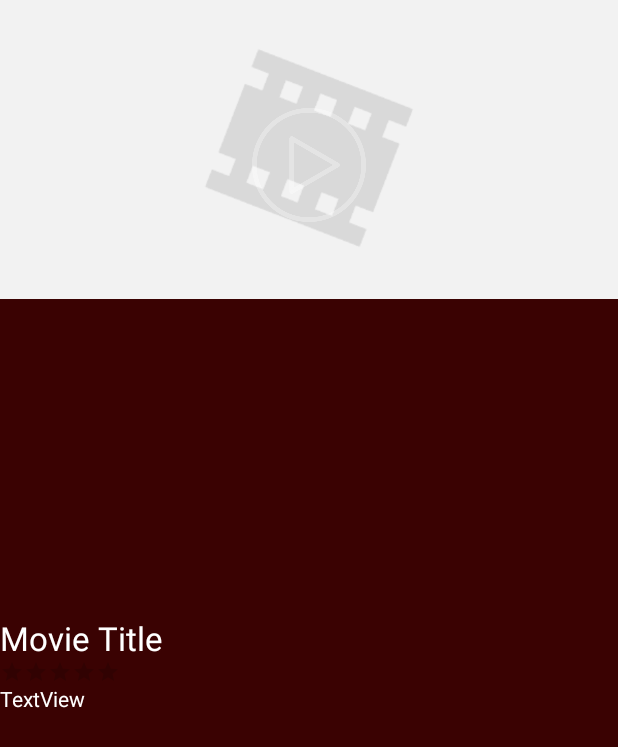
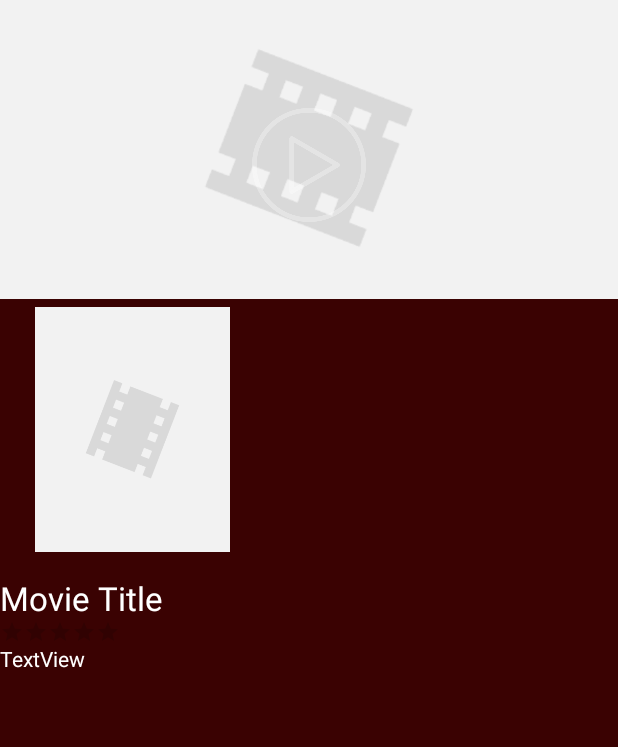
Before and after one commit to Sam-CodePath/Flixster, an Android app: the MovieDetailsActivity screen opened directly, with no data from a screen before it, on a phone screen of 412 x 824 dp. Shown: the top 747 px of the screen. Run offline under Robolectric (Android 15) with nearby library versions, the phone set to English and light mode, and no system bars; libraries missing offline, so code that uses them is left out: jp.wasabeef.glide, org.parceler; pictures from the network do not load; 7 statements that could not run were skipped.

Commit message:
fix design for movie focus page

```diff
--- a/app/src/main/java/com/example/flixster/adapters/MovieDetailsActivity.java
+++ b/app/src/main/java/com/example/flixster/adapters/MovieDetailsActivity.java
@@ -31,6 +31,7 @@ public class MovieDetailsActivity extends AppCompatActivity {
     TextView tvOverview;
     RatingBar rbVoteAverage;
     ImageView ivLargeBG;
+    ImageView ivPoster;
 
     @Override
     protected void onCreate(Bundle savedInstanceState) {
@@ -49,6 +50,7 @@ public class MovieDetailsActivity extends AppCompatActivity {
         tvOverview = (TextView) findViewById(R.id.tvOverview);
         rbVoteAverage = (RatingBar) findViewById(R.id.rbVoteAverage);
         ivLargeBG = (ImageView) findViewById(R.id.ivLargeBG);
+        ivPoster = (ImageView) findViewById(R.id.ivPoster);
 
         // unwrap the movie passed in via intent, using its simple name as a key
         movie = (Movie) Parcels.unwrap(getIntent().getParcelableExtra(Movie.class.getSimpleName()));
@@ -62,9 +64,14 @@ public class MovieDetailsActivity extends AppCompatActivity {
         float voteAverage = movie.getVoteAverage().floatValue();
         rbVoteAverage.setRating(voteAverage = voteAverage > 0 ? voteAverage / 2.0f : voteAverage);
 
-        String imageUrl = movie.getPosterPath();
+        String imageUrl = movie.getBackdropPath();
         int placeHolderID = R.drawable.flicks_backdrop_placeholder;
         Glide.with(this).load(imageUrl).placeholder(placeHolderID).into(ivLargeBG);
 
+        // ivPoster
+        String posterUrl = movie.getPosterPath();
+        int posterPlaceholderID = R.drawable.flicks_movie_placeholder;
+        Glide.with(this).load(posterUrl).placeholder(posterPlaceholderID).into(ivPoster);
+
     }
 }
--- a/app/src/main/res/layout/activity_movie_details.xml
+++ b/app/src/main/res/layout/activity_movie_details.xml
@@ -22,14 +22,14 @@
         android:id="@+id/tvTitle"
         android:layout_width="wrap_content"
         android:layout_height="wrap_content"
-        android:layout_below="@+id/imageView"
+        android:layout_below="@+id/ivPoster"
         android:layout_alignParentStart="true"
         android:layout_alignParentLeft="true"
         android:layout_alignParentEnd="true"
         android:layout_alignParentRight="true"
         android:layout_marginStart="0dp"
         android:layout_marginLeft="0dp"
-        android:layout_marginTop="-413dp"
+        android:layout_marginTop="-440dp"
         android:layout_marginEnd="4dp"
         android:layout_marginRight="4dp"
         android:text="Movie Title"
@@ -75,9 +75,9 @@
         android:src="@drawable/wplay" />
 
     <ImageView
-        android:id="@+id/imageView"
-        android:layout_width="117dp"
-        android:layout_height="160dp"
+        android:id="@+id/ivPoster"
+        android:layout_width="130dp"
+        android:layout_height="163dp"
         android:layout_alignParentStart="true"
         android:layout_alignParentBottom="true"
         android:layout_marginStart="23dp"
```
